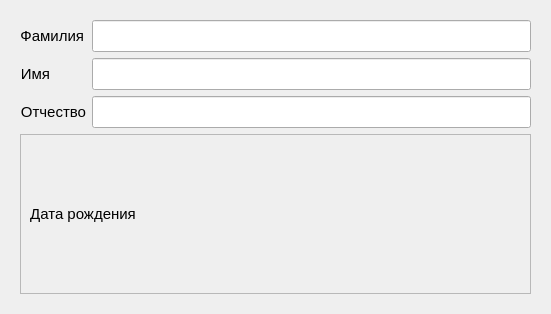
Qt form EditPerson.ui (Yavlados/VKR) before a commit.
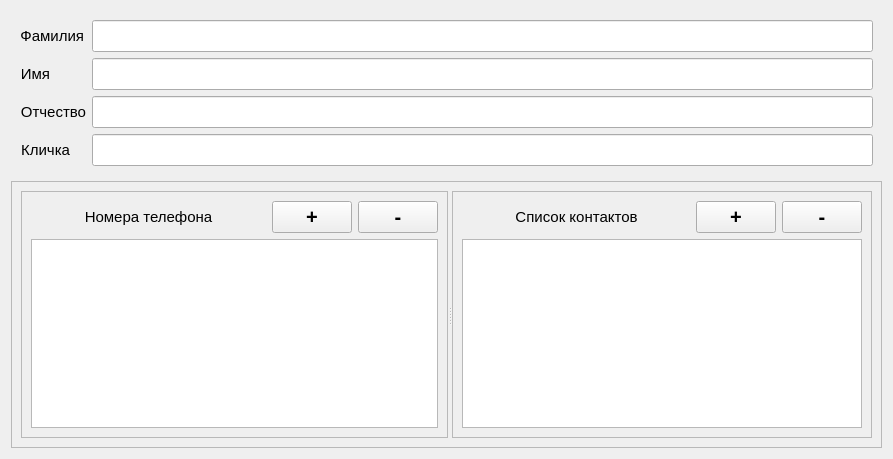
The same form after that commit. Custom widgets are drawn as their Qt base class.

Commit message: new(editPerson): tables are working

```diff
--- a/EditPerson.ui
+++ b/EditPerson.ui
@@ -6,14 +6,14 @@
    <rect>
     <x>0</x>
     <y>0</y>
-    <width>551</width>
-    <height>314</height>
+    <width>893</width>
+    <height>459</height>
    </rect>
   </property>
   <property name="windowTitle">
    <string>Form</string>
   </property>
-  <layout class="QGridLayout" name="gridLayout_2">
+  <layout class="QGridLayout" name="gridLayout">
    <item row="0" column="0">
     <widget class="QFrame" name="frame_6">
      <property name="sizePolicy">
@@ -23,49 +23,6 @@
       </sizepolicy>
      </property>
      <layout class="QGridLayout" name="gridLayout_6">
-      <item row="3" column="0" colspan="2">
-       <widget class="QFrame" name="frame_5">
-        <property name="sizePolicy">
-         <sizepolicy hsizetype="Preferred" vsizetype="Preferred">
-          <horstretch>0</horstretch>
-          <verstretch>0</verstretch>
-         </sizepolicy>
-        </property>
-        <property name="frameShape">
-         <enum>QFrame::StyledPanel</enum>
-        </property>
-        <property name="frameShadow">
-         <enum>QFrame::Raised</enum>
-        </property>
-        <layout class="QGridLayout" name="gridLayout">
-         <item row="0" column="0">
-          <widget class="QLabel" name="label_5">
-           <property name="sizePolicy">
-            <sizepolicy hsizetype="Fixed" vsizetype="Preferred">
-             <horstretch>0</horstretch>
-             <verstretch>0</verstretch>
-            </sizepolicy>
-           </property>
-           <property name="font">
-            <font>
-             <family>Arial</family>
-             <pointsize>11</pointsize>
-            </font>
-           </property>
-           <property name="text">
-            <string>Дата рождения</string>
-           </property>
-           <property name="alignment">
-            <set>Qt::AlignCenter</set>
-           </property>
-          </widget>
-         </item>
-         <item row="0" column="1" colspan="2">
-          <layout class="QHBoxLayout" name="hl_for_bd"/>
-         </item>
-        </layout>
-       </widget>
-      </item>
       <item row="1" column="0">
        <widget class="QLabel" name="label_3">
         <property name="sizePolicy">
@@ -140,6 +97,21 @@
         </property>
        </widget>
       </item>
+      <item row="3" column="1">
+       <widget class="QLineEdit" name="le_alias">
+        <property name="sizePolicy">
+         <sizepolicy hsizetype="Ignored" vsizetype="Fixed">
+          <horstretch>0</horstretch>
+          <verstretch>0</verstretch>
+         </sizepolicy>
+        </property>
+        <property name="font">
+         <font>
+          <pointsize>15</pointsize>
+         </font>
+        </property>
+       </widget>
+      </item>
       <item row="2" column="0">
        <widget class="QLabel" name="label_4">
         <property name="sizePolicy">
@@ -177,11 +149,302 @@
         </property>
        </widget>
       </item>
+      <item row="3" column="0">
+       <widget class="QLabel" name="label_6">
+        <property name="sizePolicy">
+         <sizepolicy hsizetype="Fixed" vsizetype="Preferred">
+          <horstretch>0</horstretch>
+          <verstretch>0</verstretch>
+         </sizepolicy>
+        </property>
+        <property name="font">
+         <font>
+          <family>Arial</family>
+          <pointsize>11</pointsize>
+         </font>
+        </property>
+        <property name="text">
+         <string>Кличка</string>
+        </property>
+        <property name="alignment">
+         <set>Qt::AlignRight|Qt::AlignTrailing|Qt::AlignVCenter</set>
+        </property>
+       </widget>
+      </item>
+     </layout>
+    </widget>
+   </item>
+   <item row="1" column="0">
+    <widget class="QFrame" name="frame_2">
+     <property name="frameShape">
+      <enum>QFrame::StyledPanel</enum>
+     </property>
+     <property name="frameShadow">
+      <enum>QFrame::Raised</enum>
+     </property>
+     <layout class="QVBoxLayout" name="verticalLayout_9">
+      <item>
+       <widget class="QSplitter" name="splitter_4">
+        <property name="orientation">
+         <enum>Qt::Horizontal</enum>
+        </property>
+        <widget class="QFrame" name="frame">
+         <property name="frameShape">
+          <enum>QFrame::StyledPanel</enum>
+         </property>
+         <property name="frameShadow">
+          <enum>QFrame::Raised</enum>
+         </property>
+         <layout class="QGridLayout" name="gridLayout_3">
+          <item row="0" column="0">
+           <layout class="QHBoxLayout" name="horizontalLayout">
+            <item>
+             <layout class="QVBoxLayout" name="verticalLayout">
+              <item>
+               <layout class="QHBoxLayout" name="horizontalLayout_6">
+                <item>
+                 <spacer name="horizontalSpacer_3">
+                  <property name="orientation">
+                   <enum>Qt::Horizontal</enum>
+                  </property>
+                  <property name="sizeHint" stdset="0">
+                   <size>
+                    <width>40</width>
+                    <height>20</height>
+                   </size>
+                  </property>
+                 </spacer>
+                </item>
+                <item>
+                 <widget class="QLabel" name="label_tels">
+                  <property name="font">
+                   <font>
+                    <family>Arial</family>
+                    <pointsize>11</pointsize>
+                   </font>
+                  </property>
+                  <property name="text">
+                   <string>Номера телефона</string>
+                  </property>
+                  <property name="alignment">
+                   <set>Qt::AlignCenter</set>
+                  </property>
+                 </widget>
+                </item>
+                <item>
+                 <spacer name="horizontalSpacer">
+                  <property name="orientation">
+                   <enum>Qt::Horizontal</enum>
+                  </property>
+                  <property name="sizeHint" stdset="0">
+                   <size>
+                    <width>40</width>
+                    <height>20</height>
+                   </size>
+                  </property>
+                 </spacer>
+                </item>
+                <item>
+                 <layout class="QHBoxLayout" name="horizontalLayout_5">
+                  <item>
+                   <widget class="QPushButton" name="pb_add_line_telephone">
+                    <property name="font">
+                     <font>
+                      <pointsize>15</pointsize>
+                      <weight>75</weight>
+                      <bold>true</bold>
+                     </font>
+                    </property>
+                    <property name="text">
+                     <string>+</string>
+                    </property>
+                   </widget>
+                  </item>
+                  <item>
+                   <widget class="QPushButton" name="pb_del_line_telephone">
+                    <property name="font">
+                     <font>
+                      <pointsize>15</pointsize>
+                      <weight>75</weight>
+                      <bold>true</bold>
+                     </font>
+                    </property>
+                    <property name="text">
+                     <string>-</string>
+                    </property>
+                   </widget>
+                  </item>
+                 </layout>
+                </item>
+               </layout>
+              </item>
+              <item>
+               <widget class="CustomTableView" name="tableView">
+                <property name="sizePolicy">
+                 <sizepolicy hsizetype="Expanding" vsizetype="Expanding">
+                  <horstretch>0</horstretch>
+                  <verstretch>0</verstretch>
+                 </sizepolicy>
+                </property>
+                <property name="font">
+                 <font>
+                  <pointsize>15</pointsize>
+                 </font>
+                </property>
+                <property name="selectionBehavior">
+                 <enum>QAbstractItemView::SelectRows</enum>
+                </property>
+               </widget>
+              </item>
+             </layout>
+            </item>
+           </layout>
+          </item>
+         </layout>
+        </widget>
+        <widget class="QFrame" name="frame_4">
+         <property name="frameShape">
+          <enum>QFrame::StyledPanel</enum>
+         </property>
+         <property name="frameShadow">
+          <enum>QFrame::Raised</enum>
+         </property>
+         <layout class="QGridLayout" name="gridLayout_4">
+          <item row="0" column="0">
+           <layout class="QHBoxLayout" name="horizontalLayout_23">
+            <item>
+             <layout class="QVBoxLayout" name="verticalLayout_7">
+              <item>
+               <layout class="QHBoxLayout" name="horizontalLayout_8">
+                <item>
+                 <spacer name="horizontalSpacer_4">
+                  <property name="orientation">
+                   <enum>Qt::Horizontal</enum>
+                  </property>
+                  <property name="sizeHint" stdset="0">
+                   <size>
+                    <width>40</width>
+                    <height>20</height>
+                   </size>
+                  </property>
+                 </spacer>
+                </item>
+                <item>
+                 <widget class="QLabel" name="label_cont">
+                  <property name="font">
+                   <font>
+                    <family>Arial</family>
+                    <pointsize>11</pointsize>
+                   </font>
+                  </property>
+                  <property name="text">
+                   <string>Список контактов</string>
+                  </property>
+                  <property name="alignment">
+                   <set>Qt::AlignCenter</set>
+                  </property>
+                 </widget>
+                </item>
+                <item>
+                 <spacer name="horizontalSpacer_5">
+                  <property name="orientation">
+                   <enum>Qt::Horizontal</enum>
+                  </property>
+                  <property name="sizeHint" stdset="0">
+                   <size>
+                    <width>40</width>
+                    <height>20</height>
+                   </size>
+                  </property>
+                 </spacer>
+                </item>
+                <item>
+                 <layout class="QHBoxLayout" name="horizontalLayout_7">
+                  <item>
+                   <widget class="QPushButton" name="pb_add_contact_line">
+                    <property name="enabled">
+                     <bool>true</bool>
+                    </property>
+                    <property name="font">
+                     <font>
+                      <pointsize>15</pointsize>
+                      <weight>75</weight>
+                      <bold>true</bold>
+                     </font>
+                    </property>
+                    <property name="text">
+                     <string>+</string>
+                    </property>
+                   </widget>
+                  </item>
+                  <item>
+                   <widget class="QPushButton" name="pb_del_contact_line">
+                    <property name="font">
+                     <font>
+                      <pointsize>15</pointsize>
+                      <weight>75</weight>
+                      <bold>true</bold>
+                     </font>
+                    </property>
+                    <property name="text">
+                     <string>-</string>
+                    </property>
+                   </widget>
+                  </item>
+                 </layout>
+                </item>
+               </layout>
+              </item>
+              <item>
+               <widget class="CustomTableView" name="tableView_2">
+                <property name="sizePolicy">
+                 <sizepolicy hsizetype="Expanding" vsizetype="Expanding">
+                  <horstretch>0</horstretch>
+                  <verstretch>0</verstretch>
+                 </sizepolicy>
+                </property>
+                <property name="font">
+                 <font>
+                  <pointsize>15</pointsize>
+                 </font>
+                </property>
+                <property name="selectionBehavior">
+                 <enum>QAbstractItemView::SelectRows</enum>
+                </property>
+               </widget>
+              </item>
+             </layout>
+            </item>
+           </layout>
+          </item>
+         </layout>
+        </widget>
+       </widget>
+      </item>
      </layout>
     </widget>
    </item>
   </layout>
  </widget>
+ <customwidgets>
+  <customwidget>
+   <class>CustomTableView</class>
+   <extends>QTableView</extends>
+   <header>customtableview.h</header>
+  </customwidget>
+ </customwidgets>
+ <tabstops>
+  <tabstop>le_last_name</tabstop>
+  <tabstop>le_name</tabstop>
+  <tabstop>le_mid_name</tabstop>
+  <tabstop>le_alias</tabstop>
+  <tabstop>pb_add_line_telephone</tabstop>
+  <tabstop>pb_del_line_telephone</tabstop>
+  <tabstop>pb_add_contact_line</tabstop>
+  <tabstop>pb_del_contact_line</tabstop>
+  <tabstop>tableView</tabstop>
+  <tabstop>tableView_2</tabstop>
+ </tabstops>
  <resources/>
  <connections/>
 </ui>
```
The commit also changes 20 other files.
